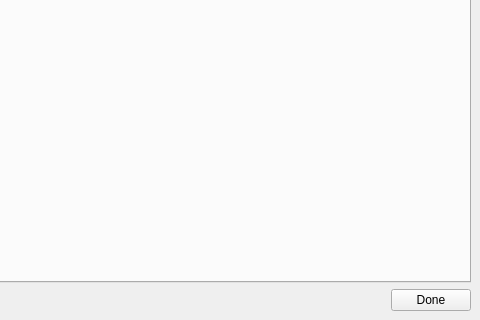
This is res/designer/argonviewerwidget.ui in hsorby/mapclientplugins.argonviewerstep as Qt 5 draws it before an edit; both pictures show x 428 to 908 and y 513 to 833 of the 908 by 833 pixel window. The edited form follows.
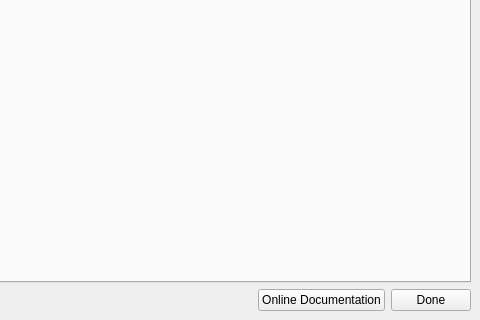
This is the edited form.

Commit message: Add documentation button

Diff of the .ui file:
```diff
--- a/res/designer/argonviewerwidget.ui
+++ b/res/designer/argonviewerwidget.ui
@@ -33,6 +33,13 @@
         </property>
        </spacer>
       </item>
+      <item>
+       <widget class="QPushButton" name="pushButtonDocumentation">
+        <property name="text">
+         <string>Online Documentation</string>
+        </property>
+       </widget>
+      </item>
       <item>
        <widget class="QPushButton" name="pushButtonDone">
         <property name="text">
```
The commit also changes 3 other files.
